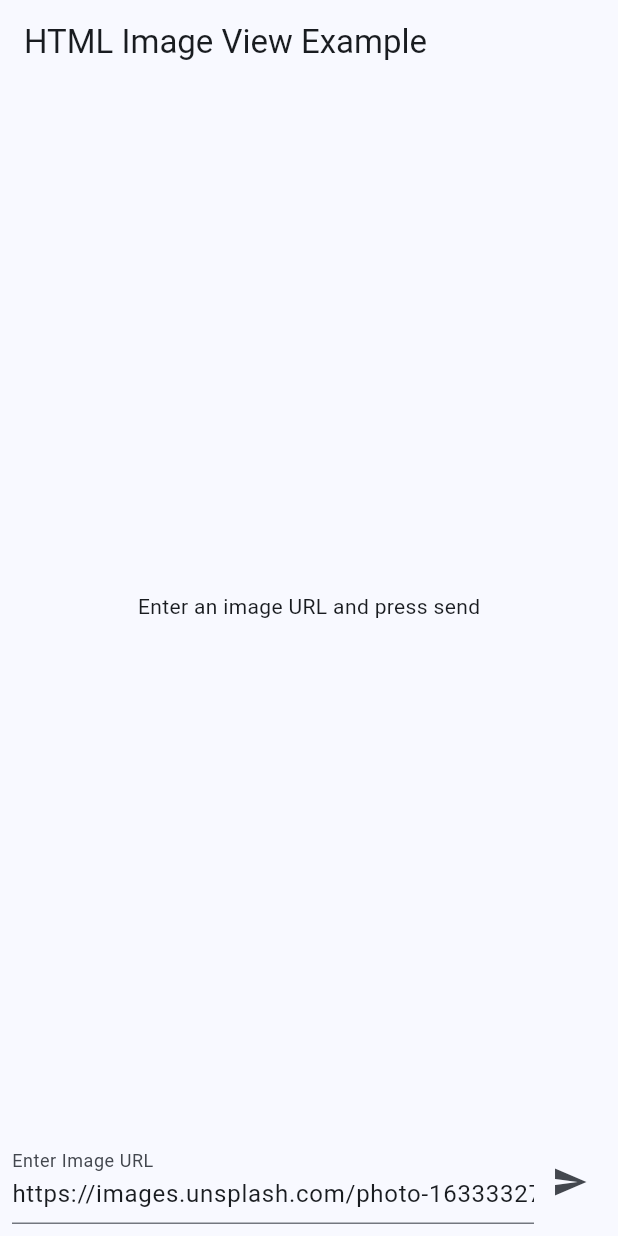
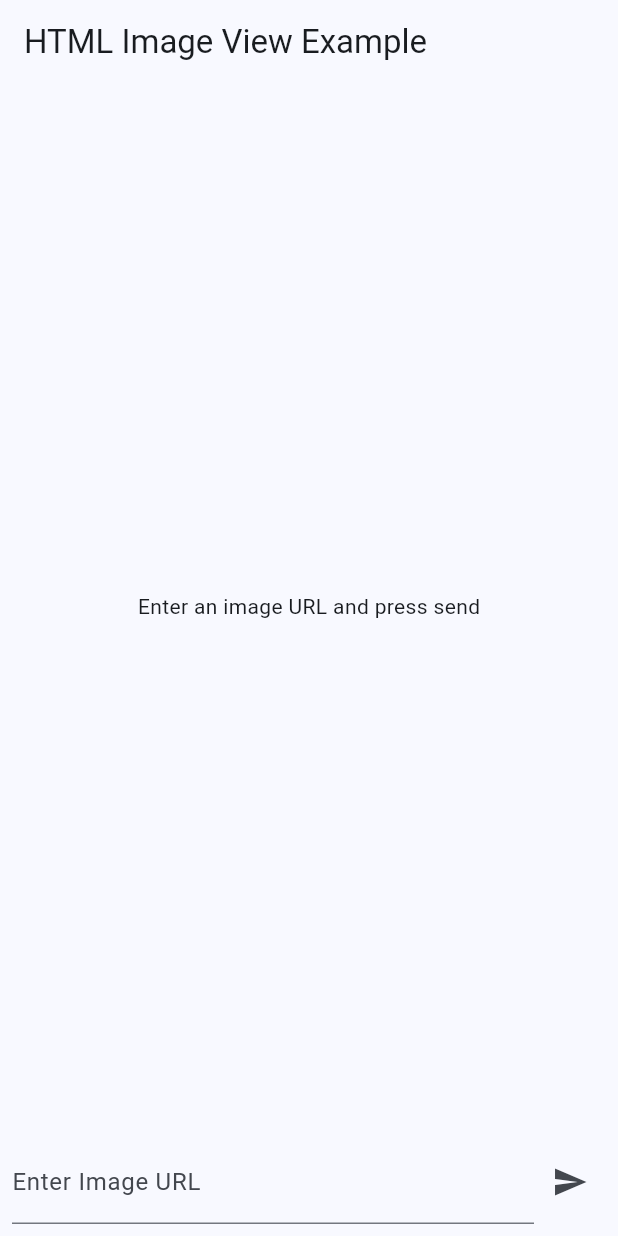
Before and after one commit to Deepak-Chopra/html_image_full_screen, a Flutter app: the screen it shows after launch, on a phone screen of 412 x 824 dp. Run offline on Flutter 3.47's test engine with Material 3 defaults, Android fonts, the phone set to English and light mode, and no system bars; our stand-ins replace fluttertoast; missing offline and left inert: dart:html.

Commit message:
Update home_view.dart

```diff
--- a/lib/views/home_view.dart
+++ b/lib/views/home_view.dart
@@ -14,9 +14,7 @@ class HomeView extends StatefulWidget {
 }
 
 class _HomeViewState extends State<HomeView> {
-  TextEditingController controller = TextEditingController(
-      text:
-          "https://images.unsplash.com/photo-1633332755192-727a05c4013d?q=80&w=4480&auto=format&fit=crop&ixlib=rb-4.0.3&ixid=M3wxMjA3fDB8MHxwaG90by1wYWdlfHx8fGVufDB8fHx8fA%3D%3D");
+  TextEditingController controller = TextEditingController();
   String imageUrl = "";
 
   void setImageDataToHTMLCode(String url) {
```
